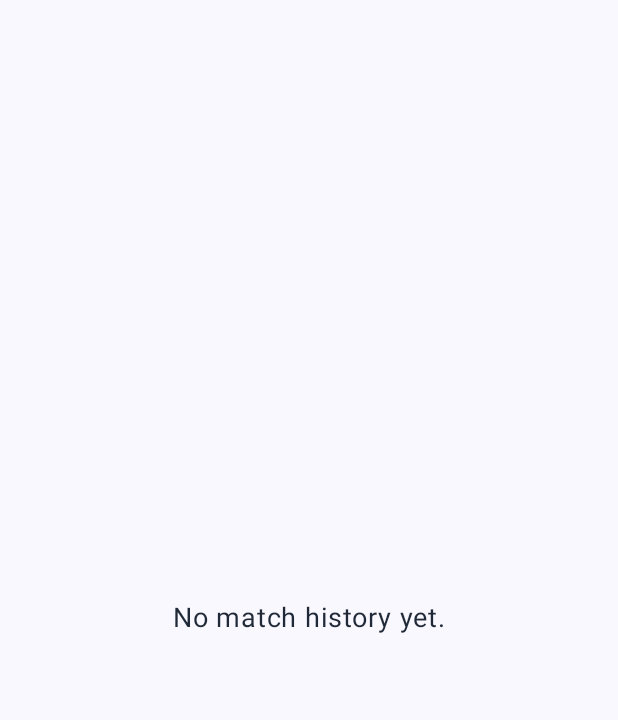
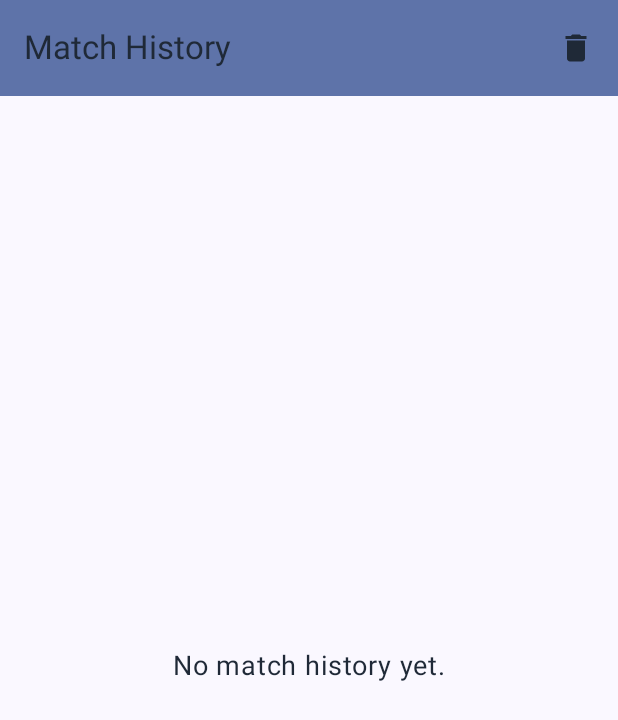
Before and after one commit to a-gud-boy/tictactoe, an Android app built with Jetpack Compose: the composable HistoryPageContent shown on its own in the app's theme, on a phone screen of 412 x 824 dp. Shown: the top 720 px of the screen. Run offline under Robolectric (Android 15) with nearby library versions, the phone set to English and light mode, and no system bars.

Commit message:
feat: Add delete all history functionality
I've implemented an action to delete all match history.

Key changes:
- I added a "Delete All" icon button to the top app bar of the game history screen.
- I implemented a confirmation dialog that appears when the "Delete All" button is pressed, preventing accidental data loss.
- I ensured that the UI (both match list and statistics) updates correctly after all history is cleared.
- The `HistoryViewModel` already contained the necessary `clearAllHistory` logic, which is now invoked through the new UI elements.

```diff
--- a/app/src/main/java/com/a_gud_boy/tictactoe/HistoryPage.kt
+++ b/app/src/main/java/com/a_gud_boy/tictactoe/HistoryPage.kt
@@ -21,16 +21,25 @@ import androidx.compose.material.icons.Icons
 import androidx.compose.material.icons.filled.Add
 import androidx.compose.material.icons.filled.Check
 import androidx.compose.material.icons.filled.Close
+import androidx.compose.material.icons.filled.Delete // Added import for Delete icon
 import androidx.compose.material3.Card
 import androidx.compose.material3.CardDefaults
 import androidx.compose.material3.ExperimentalMaterial3Api
 import androidx.compose.material3.Icon
+import androidx.compose.material3.IconButton // Added import for IconButton
 import androidx.compose.material3.MaterialTheme
+import androidx.compose.material3.Scaffold // Added import for Scaffold
 import androidx.compose.material3.Text
+import androidx.compose.material3.TextButton // Added import for TextButton
+import androidx.compose.material3.TopAppBar // Added import for TopAppBar
+import androidx.compose.material3.TopAppBarDefaults // Added import for TopAppBarDefaults
+import androidx.compose.material3.AlertDialog // Added import for AlertDialog
 import androidx.compose.runtime.Composable
 import androidx.compose.runtime.collectAsState
 import androidx.compose.runtime.getValue
+import androidx.compose.runtime.mutableStateOf // Added import for mutableStateOf
 import androidx.compose.runtime.remember
+import androidx.compose.runtime.setValue // Added import for setValue
 import androidx.compose.ui.Alignment
 import androidx.compose.ui.Modifier
 import androidx.compose.ui.graphics.Color
@@ -166,22 +175,70 @@ fun HistoryPageContent(
     modifier: Modifier = Modifier
 ) {
     val matchHistory by historyViewModel.matchHistory.collectAsState()
+    var showConfirmationDialog by remember { mutableStateOf(false) }
 
+    if (showConfirmationDialog) {
+        AlertDialog(
+            onDismissRequest = { showConfirmationDialog = false },
+            title = { Text("Confirm Deletion") },
+            text = { Text("Are you sure you want to delete all match history? This action cannot be undone.") },
+            confirmButton = {
+                TextButton(
+                    onClick = {
+                        historyViewModel.clearAllHistory()
+                        showConfirmationDialog = false
+                    }
+                ) {
+                    Text("Confirm")
+                }
+            },
+            dismissButton = {
+                TextButton(onClick = { showConfirmationDialog = false }) {
+                    Text("Cancel")
+                }
+            }
+        )
+    }
+
+    Scaffold(
+        topBar = {
+            TopAppBar(
+                title = { Text("Match History", color = neutralText) },
+                actions = {
+                    IconButton(onClick = { showConfirmationDialog = true }) { // Updated onClick
+                        Icon(
+                            imageVector = Icons.Filled.Delete,
+                            contentDescription = "Clear All History",
+                            tint = neutralText // Ensure icon is visible
+                        )
+                    }
+                },
+                colors = TopAppBarDefaults.topAppBarColors(
+                    containerColor = MaterialTheme.colorScheme.primaryContainer // Or any other suitable color
+                )
+            )
+        },
+        modifier = modifier
+    ) { paddingValues ->
         if (matchHistory.isEmpty()) {
             Box(
-            modifier = modifier.fillMaxSize(),
+                modifier = Modifier
+                    .fillMaxSize()
+                    .padding(paddingValues), // Apply padding from Scaffold
                 contentAlignment = Alignment.Center
             ) {
                 Text(
                     "No match history yet.",
                     fontSize = 18.sp,
                     color = neutralText
-            ) // Use local/restored color name
+                )
             }
         } else {
             LazyColumn(
-            modifier = modifier.fillMaxSize(),
-            contentPadding = PaddingValues(16.dp),
+                modifier = Modifier
+                    .fillMaxSize()
+                    .padding(paddingValues), // Apply padding from Scaffold
+                contentPadding = PaddingValues(16.dp), // Additional padding for content inside LazyColumn
                 verticalArrangement = Arrangement.spacedBy(16.dp)
             ) {
                 items(matchHistory) { matchWithRoundsAndMoves ->
@@ -193,3 +250,4 @@ fun HistoryPageContent(
             }
         }
     }
+}
```
Lines whose indentation alone changed are shown as unchanged.
